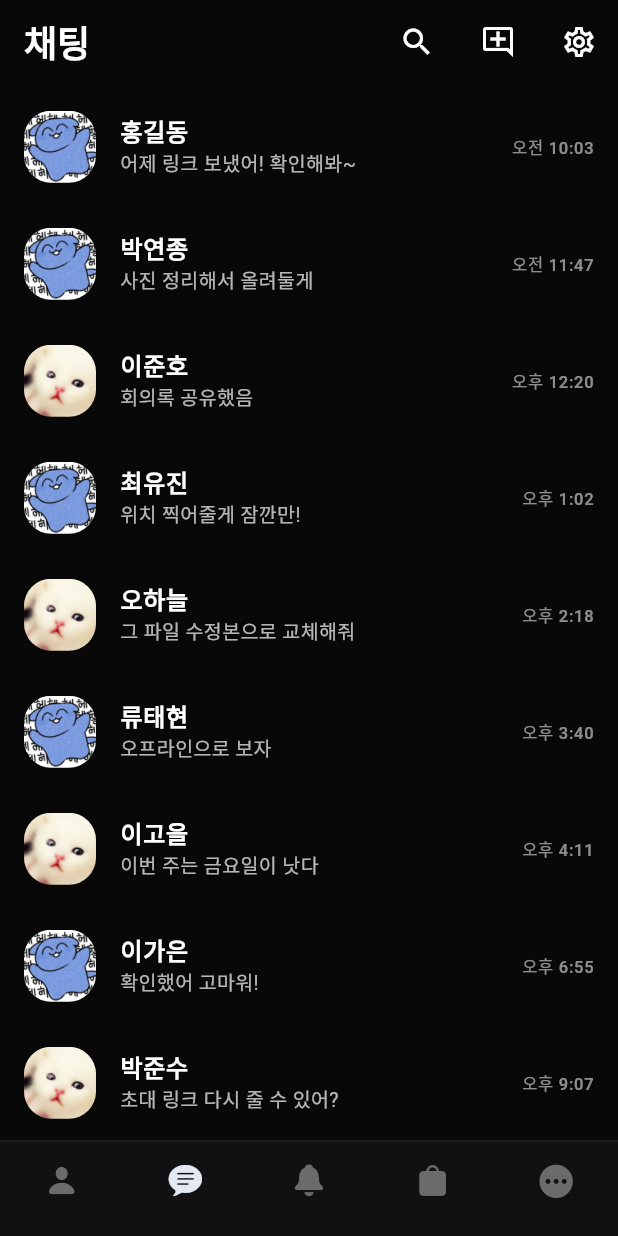
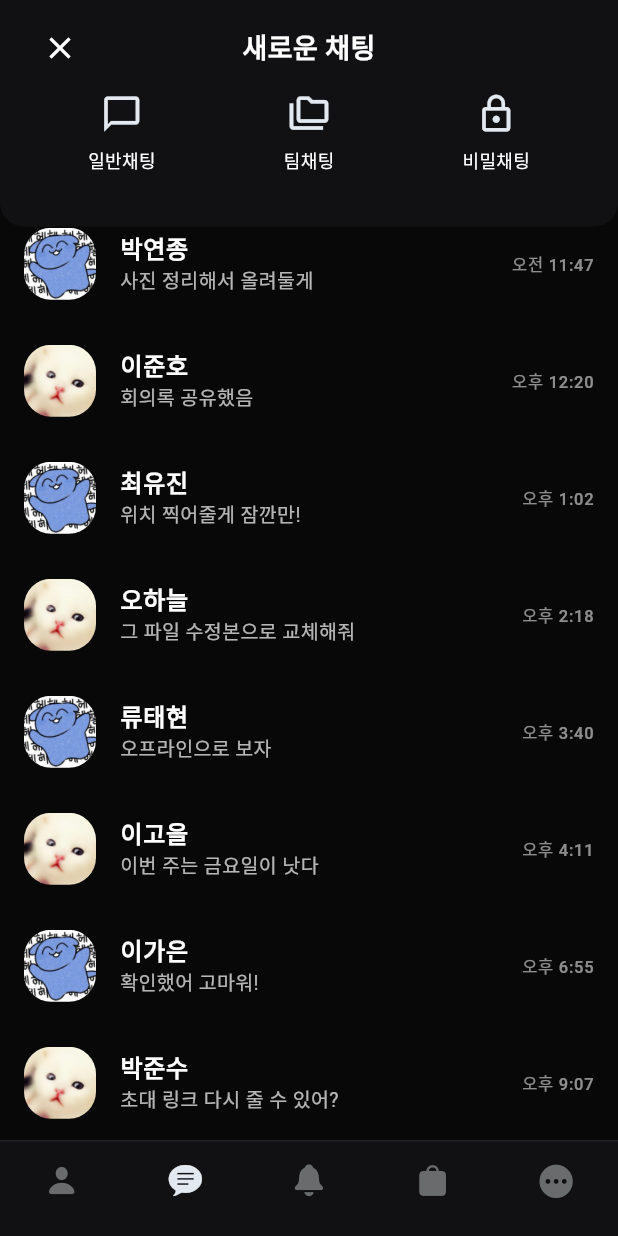
Before and after one commit to KakaoTalkClone/katalk, a Flutter app: the screen it shows after launch, scrolled down 182 dp, after a tap on the "add comment" icon, on a phone screen of 412 x 824 dp. Run offline on Flutter 3.47's test engine with Material 3 defaults, Android fonts, the phone set to English and light mode, and no system bars.

Commit message:
feat: 새 채팅 생성 모달 생성

```diff
--- a/lib/features/chats/screens/chats_page.dart
+++ b/lib/features/chats/screens/chats_page.dart
@@ -3,6 +3,7 @@ import 'package:flutter/material.dart';
 import '../../../core/constants/app_colors.dart';
 import '../data/dummy_chats.dart';
 import '../widgets/chat_list_item.dart';
+import '../widgets/new_chat_sheet.dart';
 
 class ChatsPage extends StatelessWidget {
   const ChatsPage({super.key});
@@ -35,7 +36,30 @@ class ChatsPage extends StatelessWidget {
           ),
           gap,
           IconButton(
-            onPressed: () {},
+            onPressed: () {
+              showGeneralDialog(
+                context: context,
+                barrierLabel: 'new-chat',
+                barrierDismissible: true,
+                barrierColor: Colors.transparent, // 아래 영역 투명 (뒤 화면 그대로 보임)
+                transitionDuration: const Duration(milliseconds: 220),
+                pageBuilder: (_, __, ___) => const SizedBox.shrink(),
+                transitionBuilder: (_, animation, __, ___) {
+                  final offset = Tween<Offset>(
+                    begin: const Offset(0, -1), // 위에서 시작
+                    end: Offset.zero,
+                  ).animate(CurvedAnimation(
+                    parent: animation,
+                    curve: Curves.easeOutCubic,
+                  ));
+                  return SlideTransition(
+                    position: offset,
+                    child: const NewChatSheet(),
+                  );
+                },
+              );
+            },
+
             tooltip: '새 대화',
             icon: const Icon(Icons.add_comment_outlined, color: AppColors.text),
             visualDensity: VisualDensity.compact,
@@ -52,13 +76,10 @@ class ChatsPage extends StatelessWidget {
           const SizedBox(width: 6),
         ],
       ),
-
-      // ✅ 하나의 ListView에서 0번째만 배너, 나머지는 채팅 아이템
       body: ListView.builder(
         itemCount: kDummyChats.length + 1,
         itemBuilder: (context, index) {
           if (index == 0) {
-            // 상단 배너
             return Padding(
               padding: const EdgeInsets.fromLTRB(14, 10, 14, 12),
               child: ClipRRect(
@@ -70,7 +91,7 @@ class ChatsPage extends StatelessWidget {
               ),
             );
           }
-          final c = kDummyChats[index - 1]; // 채팅 데이터는 -1 오프셋
+          final c = kDummyChats[index - 1];
           return ChatListItem(
             avatar: c['avatar'] ?? '',
             name: c['name'] ?? '',
--- /dev/null
+++ b/lib/features/chats/widgets/new_chat_sheet.dart
@@ -0,0 +1,92 @@
+import 'package:flutter/material.dart';
+import '../../../core/constants/app_colors.dart';
+
+class NewChatSheet extends StatelessWidget {
+  const NewChatSheet({super.key});
+
+  @override
+  Widget build(BuildContext context) {
+    const sheetBg = Color(0xFF111113);
+    final topPad = MediaQuery.of(context).padding.top; // 상태바 높이
+
+    return Material(
+      color: Colors.transparent, // 아래 영역 투명 (뒤 화면 보이게)
+      child: Align(
+        alignment: Alignment.topCenter,
+        child: Container(
+          width: double.infinity,
+          decoration: const BoxDecoration(
+            color: sheetBg, // 상태바까지 이 색으로 채움
+            borderRadius: BorderRadius.vertical(bottom: Radius.circular(16)),
+          ),
+          padding: EdgeInsets.fromLTRB(16, topPad + 12, 16, 20), // 컨텐츠는 상태바 아래부터
+          child: Column(
+            mainAxisSize: MainAxisSize.min,
+            children: [
+              SizedBox(
+                height: 40,
+                child: Stack(
+                  alignment: Alignment.center,
+                  children: [
+                    Align(
+                      alignment: Alignment.centerLeft,
+                      child: IconButton(
+                        onPressed: () => Navigator.of(context).pop(),
+                        icon: const Icon(Icons.close, color: AppColors.text),
+                        tooltip: '닫기',
+                      ),
+                    ),
+                    const Text(
+                      '새로운 채팅',
+                      style: TextStyle(
+                        color: AppColors.text,
+                        fontSize: 18,
+                        fontWeight: FontWeight.w600,
+                      ),
+                    ),
+                  ],
+                ),
+              ),
+              const SizedBox(height: 10),
+              Row(
+                mainAxisAlignment: MainAxisAlignment.spaceAround,
+                children: const [
+                  _CategoryItem(
+                    icon: Icons.chat_bubble_outline,
+                    label: '일반채팅',
+                  ),
+                  _CategoryItem(
+                    icon: Icons.folder_copy_outlined,
+                    label: '팀채팅',
+                  ),
+                  _CategoryItem(
+                    icon: Icons.lock_outline,
+                    label: '비밀채팅',
+                  ),
+                ],
+              ),
+              const SizedBox(height: 16),
+            ],
+          ),
+        ),
+      ),
+    );
+  }
+}
+
+class _CategoryItem extends StatelessWidget {
+  const _CategoryItem({required this.icon, required this.label});
+  final IconData icon;
+  final String label;
+
+  @override
+  Widget build(BuildContext context) {
+    return Column(
+      children: [
+        Icon(icon, size: 28, color: const Color(0xFFE3E9F0)), // 배경 없이 아이콘만
+        const SizedBox(height: 8),
+        Text(label, style: const TextStyle(color: Colors.white, fontSize: 12)),
+      ],
+    );
+  }
+}
```
